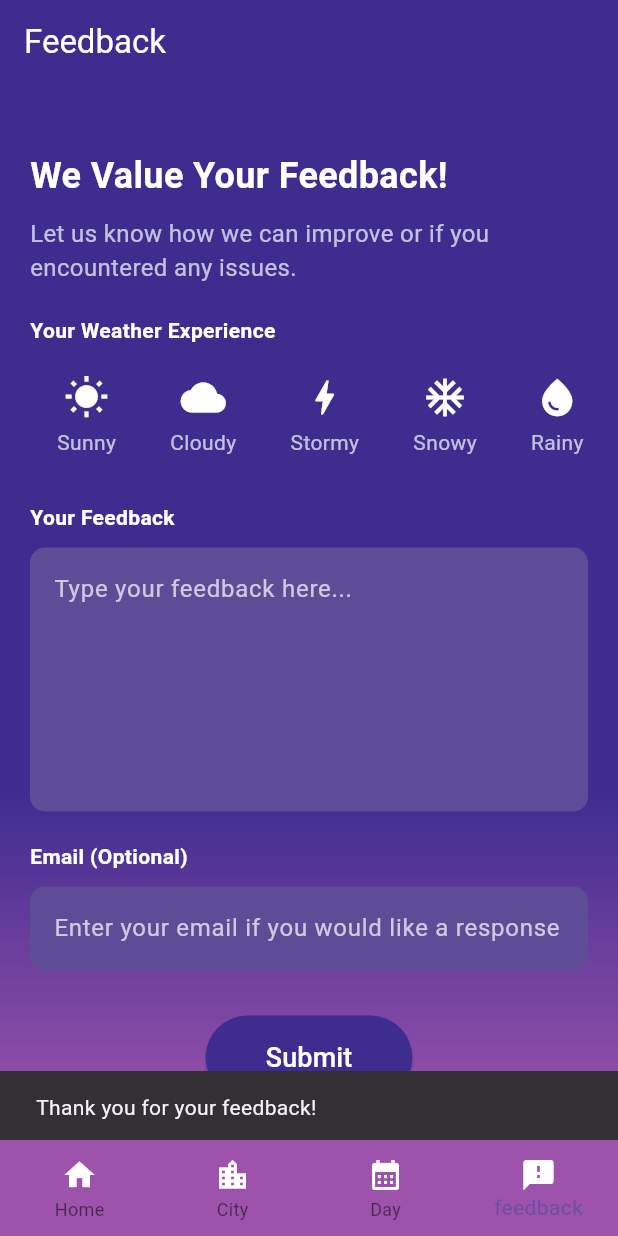
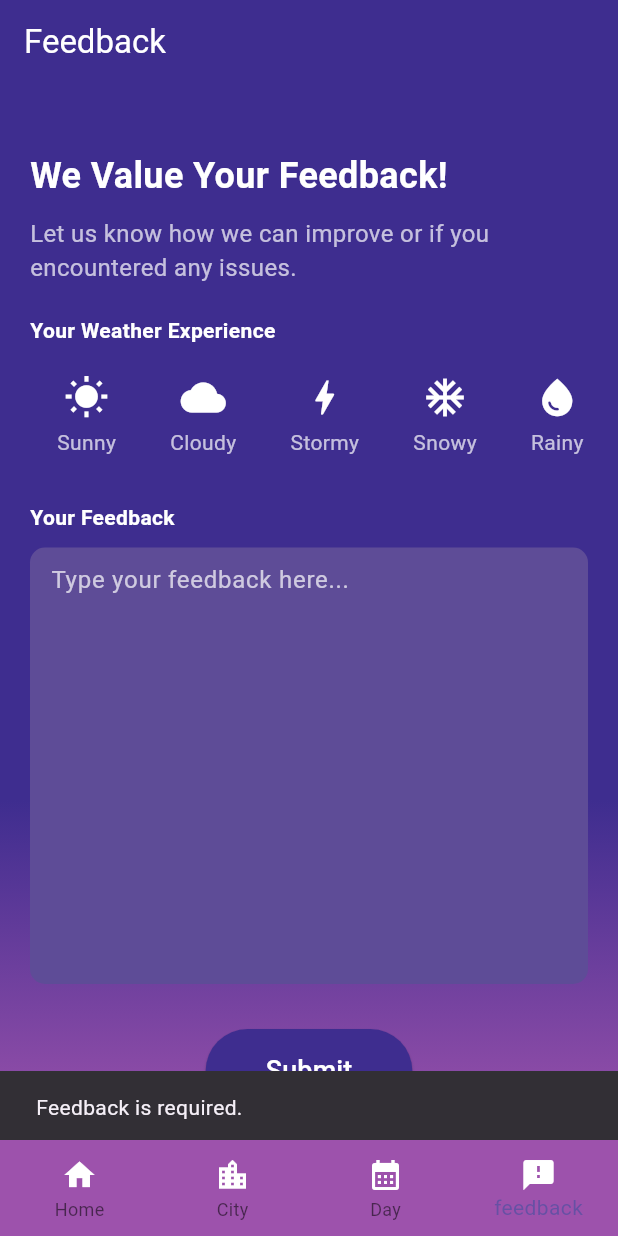
Before and after one commit to mowagdy02/SkyCast, a Flutter app: the screen it shows after launch, item 4 of the bottom bar chosen, after a tap on "Submit", on a phone screen of 412 x 824 dp. Run offline on Flutter 3.47's test engine with Material 3 defaults, Android fonts, the phone set to English and light mode, and no system bars; our stand-ins replace geolocator; missing offline and left inert: weatherapi.

Commit message:
Update feedbackscreen.dart

```diff
--- a/lib/screens/feedbackscreen.dart
+++ b/lib/screens/feedbackscreen.dart
@@ -1,4 +1,5 @@
 import 'package:flutter/material.dart';
+import 'package:url_launcher/url_launcher.dart';
 
 class FeedbackScreen extends StatefulWidget {
   const FeedbackScreen({super.key});
@@ -9,6 +10,7 @@ class FeedbackScreen extends StatefulWidget {
 
 class _FeedbackScreenState extends State<FeedbackScreen> {
   String? selectedWeatherType;
+  final TextEditingController feedback = TextEditingController();
 
   final List<Map<String, dynamic>> weatherOptions = [
     {'icon': Icons.wb_sunny, 'label': 'Sunny'},
@@ -17,23 +19,41 @@ class _FeedbackScreenState extends State<FeedbackScreen> {
     {'icon': Icons.ac_unit, 'label': 'Snowy'},
     {'icon': Icons.water_drop, 'label': 'Rainy'},
   ];
-  TextEditingController email = TextEditingController();
-  TextEditingController feedback = TextEditingController();
+
+  Future<void> _sendEmail(String feedbackText, String? weatherType) async {
+    final String subject = 'User Feedback';
+    final String body = Uri.encodeComponent(
+      'Feedback: $feedbackText\nSelected Weather: ${weatherType ?? "None"}',
+    ).replaceAll('+', '%20');
+
+    final Uri emailUri = Uri(
+      scheme: 'mailto',
+      path: 'example@example.com', // Replace with the actual email address
+      query: 'subject=$subject&body=$body',
+    );
+
+    if (await canLaunchUrl(emailUri)) {
+      await launchUrl(emailUri);
+    } else {
+      ScaffoldMessenger.of(context).showSnackBar(
+        const SnackBar(content: Text('Could not open the email app')),
+      );
+    }
+  }
 
   @override
   Widget build(BuildContext context) {
     return Scaffold(
       extendBodyBehindAppBar: true,
       appBar: AppBar(
-        title: const Text('Feedback',
-            style: TextStyle(
-              color: Colors.white,
-            )),
+        title: const Text(
+          'Feedback',
+          style: TextStyle(color: Colors.white),
+        ),
         backgroundColor: Colors.transparent,
         elevation: 0,
       ),
-      body: SingleChildScrollView(
-        child: Container(
+      body: Container(
         decoration: const BoxDecoration(
           gradient: LinearGradient(
             begin: Alignment.topCenter,
@@ -109,17 +129,20 @@ class _FeedbackScreenState extends State<FeedbackScreen> {
             ),
             const SizedBox(height: 20),
 
-              // Feedback Text Field
+            // Expanded Feedback Text Field
             const Text(
               'Your Feedback',
               style:
                   TextStyle(fontWeight: FontWeight.bold, color: Colors.white),
             ),
             const SizedBox(height: 10),
-              TextField(
-                maxLines: 6,
+            Expanded(
+              child: TextField(
+                maxLines: null,
+                expands: true,
                 controller: feedback,
                 style: const TextStyle(color: Colors.white),
+                textAlignVertical: TextAlignVertical.top, // Aligns text to top
                 decoration: InputDecoration(
                   hintText: 'Type your feedback here...',
                   hintStyle: const TextStyle(color: Colors.white70),
@@ -129,28 +152,8 @@ class _FeedbackScreenState extends State<FeedbackScreen> {
                     borderRadius: BorderRadius.circular(10),
                     borderSide: BorderSide.none,
                   ),
-                ),
-              ),
-              const SizedBox(height: 20),
-
-              // Email (Optional)
-              const Text(
-                'Email (Optional)',
-                style:
-                    TextStyle(fontWeight: FontWeight.bold, color: Colors.white),
-              ),
-              const SizedBox(height: 10),
-              TextField(
-                style: const TextStyle(color: Colors.white),
-                controller: email,
-                decoration: InputDecoration(
-                  hintText: 'Enter your email if you would like a response',
-                  hintStyle: const TextStyle(color: Colors.white70),
-                  filled: true,
-                  fillColor: const Color(0xFF5E4C97),
-                  border: OutlineInputBorder(
-                    borderRadius: BorderRadius.circular(10),
-                    borderSide: BorderSide.none,
+                  contentPadding: const EdgeInsets.all(
+                      10), // Padding to control text position
                 ),
               ),
             ),
@@ -160,17 +163,24 @@ class _FeedbackScreenState extends State<FeedbackScreen> {
             Center(
               child: ElevatedButton(
                 onPressed: () {
-                    feedback.clear();
-                    email.clear();
+                  if (feedback.text.isEmpty) {
                     ScaffoldMessenger.of(context).showSnackBar(
                       const SnackBar(
-                          content: Text('Thank you for your feedback!')),
+                        content: Text('Feedback is required.'),
+                      ),
                     );
+                  } else {
+                    _sendEmail(feedback.text, selectedWeatherType);
+                    feedback.clear();
+                    setState(() {
+                      selectedWeatherType = null;
+                    });
+                  }
                 },
                 style: ElevatedButton.styleFrom(
                   backgroundColor: const Color(0xFF3E2D8F),
-                    padding: const EdgeInsets.symmetric(
-                        horizontal: 40, vertical: 15),
+                  padding:
+                      const EdgeInsets.symmetric(horizontal: 40, vertical: 15),
                   shape: RoundedRectangleBorder(
                     borderRadius: BorderRadius.circular(30),
                   ),
@@ -184,7 +194,6 @@ class _FeedbackScreenState extends State<FeedbackScreen> {
           ],
         ),
       ),
-      ),
     );
   }
 }
```
Lines whose indentation alone changed are shown as unchanged.
